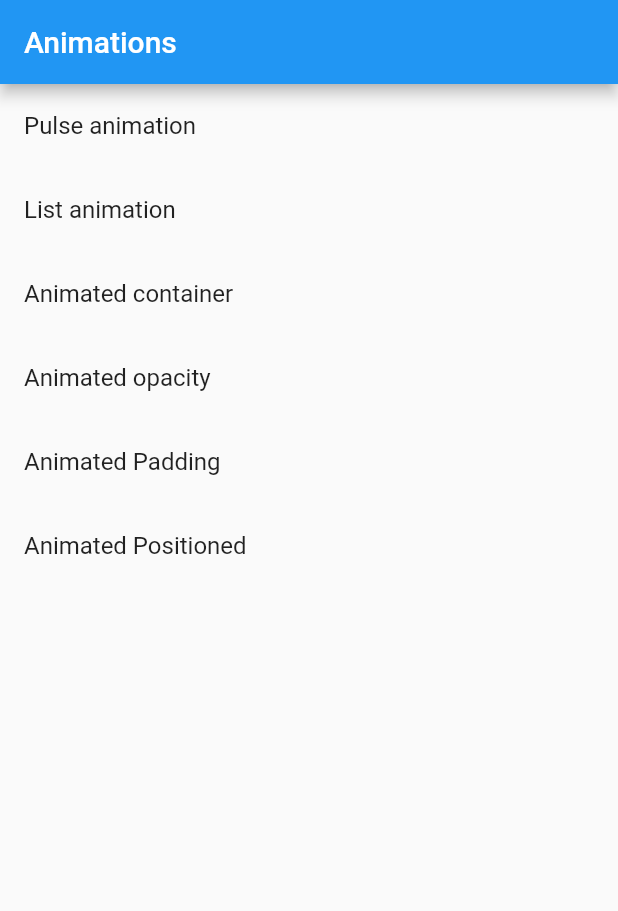
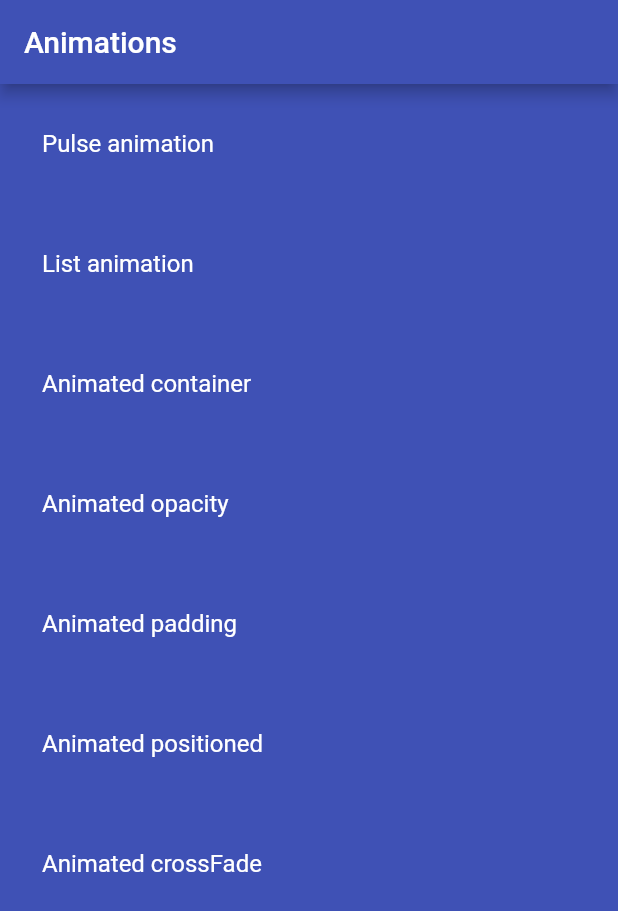
Before and after one commit to MohsenKhosravinia/Flutter, a Flutter app: the screen it shows after launch, on a phone screen of 412 x 824 dp. Shown: the top 911 px of the screen. Run offline on Flutter 3.47's test engine with Material 2 defaults, Android fonts, the phone set to English and light mode, and no system bars.

Commit message:
Implement an animated crossfade. Refactor home screen.

```diff
--- a/example_animation/lib/main.dart
+++ b/example_animation/lib/main.dart
@@ -14,7 +14,7 @@ class MyApp extends StatelessWidget {
     return MaterialApp(
       title: 'Flutter Demo',
       theme: ThemeData(
-        primarySwatch: Colors.blue,
+        primarySwatch: Colors.indigo,
       ),
       home: const HomeScreen(),
     );
--- a/example_animation/lib/screens/home_screen.dart
+++ b/example_animation/lib/screens/home_screen.dart
@@ -1,3 +1,4 @@
+import 'package:example_animation/screens/animated_crossfade_screen.dart';
 import 'package:flutter/material.dart';
 
 import 'animated_container_screen.dart';
@@ -10,85 +11,49 @@ import 'pulse_animation_screen.dart';
 class HomeScreen extends StatelessWidget {
   const HomeScreen({Key? key}) : super(key: key);
 
+  static const List<Map<String, Widget>> _screens = [
+    {'Pulse animation': PulseAnimationScreen()},
+    {'List animation': ListAnimationScreen()},
+    {'Animated container': AnimatedContainerScreen()},
+    {'Animated opacity': AnimatedOpacityScreen()},
+    {'Animated padding': AnimatedPaddingScreen()},
+    {'Animated positioned': AnimatedPositionedScreen()},
+    {'Animated crossFade': AnimatedCrossFadeScreen()}
+  ];
+
   @override
   Widget build(BuildContext context) {
     return Scaffold(
       appBar: AppBar(
         title: const Text('Animations'),
       ),
-      body: ListView.builder(
-        itemCount: 6,
+      body: Container(
+        color: Colors.indigo,
+        child: ListView.builder(
+          itemCount: _screens.length,
           itemBuilder: (BuildContext context, int index) {
-          switch (index) {
-            case 0:
-              return ListTile(
-                title: const Text('Pulse animation'),
+            var _screen = _screens[index];
+
+            return Padding(
+              padding: const EdgeInsets.all(8.0),
+              child: Card(
+                color: Colors.indigo.withAlpha(230),
+                elevation: 0,
+                child: ListTile(
+                  textColor: Colors.white,
+                  title: Text(_screen.keys.first),
                   onTap: () {
                     Navigator.push(
                       context,
                       MaterialPageRoute(
-                        builder: (context) => const PulseAnimationScreen()),
+                          builder: (context) => _screen.values.first),
                     );
                   },
-              );
-            case 1:
-              return ListTile(
-                title: const Text('List animation'),
-                onTap: () {
-                  Navigator.push(
-                    context,
-                    MaterialPageRoute(
-                        builder: (context) => const ListAnimationScreen()),
+                ),
+              ),
             );
           },
-              );
-            case 2:
-              return ListTile(
-                title: const Text('Animated container'),
-                onTap: () {
-                  Navigator.push(
-                    context,
-                    MaterialPageRoute(
-                        builder: (context) => const AnimatedContainerScreen()),
-                  );
-                },
-              );
-            case 3:
-              return ListTile(
-                title: const Text('Animated opacity'),
-                onTap: () {
-                  Navigator.push(
-                    context,
-                    MaterialPageRoute(
-                        builder: (context) => const AnimatedOpacityScreen()),
-                  );
-                },
-              );
-            case 4:
-              return ListTile(
-                title: const Text('Animated Padding'),
-                onTap: () {
-                  Navigator.push(
-                    context,
-                    MaterialPageRoute(
-                        builder: (context) => const AnimatedPaddingScreen()),
-                  );
-                },
-              );
-            case 5:
-              return ListTile(
-                title: const Text('Animated Positioned'),
-                onTap: () {
-                  Navigator.push(
-                    context,
-                    MaterialPageRoute(
-                        builder: (context) => const AnimatedPositionedScreen()),
-                  );
-                },
-              );
-          }
-          return Container();
-        },
+        ),
       ),
     );
   }
```
Also changed, not shown: example_animation/lib/screens/animated_crossfade_screen.dart (added, +46 -0 lines). Lines whose indentation alone changed are shown as unchanged.
